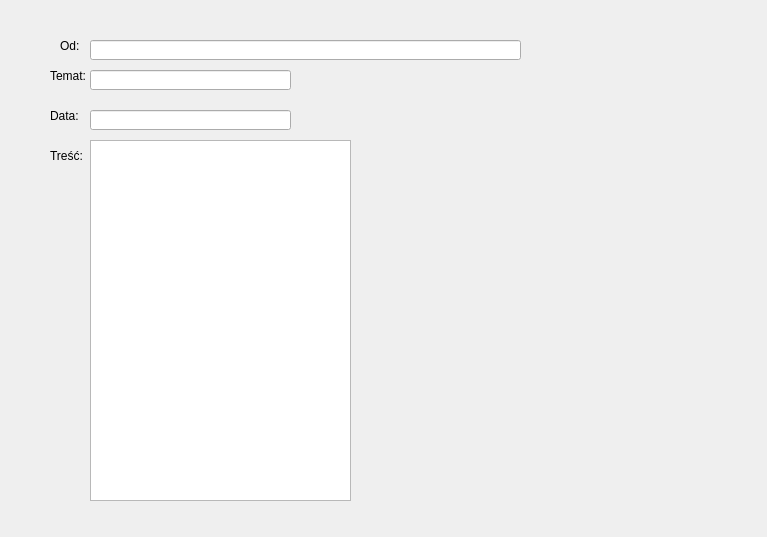
Above: mail.ui from mrenik/MailClient before the change. Below: the same form after it.
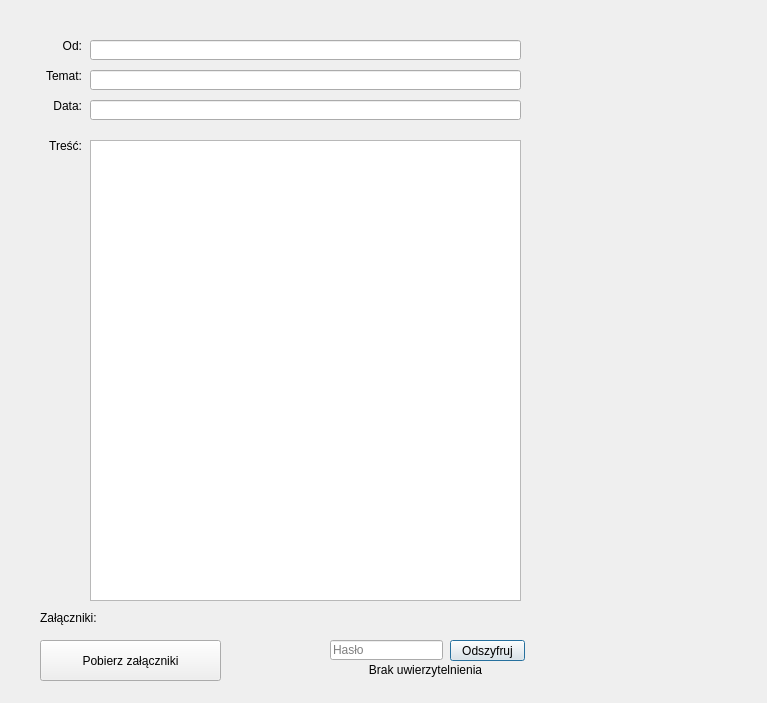
That is the form after the change.

```diff
--- a/mail.ui
+++ b/mail.ui
@@ -7,7 +7,7 @@
     <x>0</x>
     <y>0</y>
     <width>767</width>
-    <height>537</height>
+    <height>703</height>
    </rect>
   </property>
   <property name="windowTitle">
@@ -31,7 +31,7 @@
     <rect>
      <x>90</x>
      <y>70</y>
-     <width>201</width>
+     <width>431</width>
      <height>20</height>
     </rect>
    </property>
@@ -43,8 +43,8 @@
    <property name="geometry">
     <rect>
      <x>90</x>
-     <y>110</y>
-     <width>201</width>
+     <y>100</y>
+     <width>431</width>
      <height>20</height>
     </rect>
    </property>
@@ -57,8 +57,8 @@
     <rect>
      <x>90</x>
      <y>140</y>
-     <width>261</width>
-     <height>361</height>
+     <width>431</width>
+     <height>461</height>
     </rect>
    </property>
    <property name="readOnly">
@@ -68,7 +68,7 @@
   <widget class="QLabel" name="label">
    <property name="geometry">
     <rect>
-     <x>60</x>
+     <x>40</x>
      <y>40</y>
      <width>42</width>
      <height>12</height>
@@ -77,11 +77,14 @@
    <property name="text">
     <string>Od:</string>
    </property>
+   <property name="alignment">
+    <set>Qt::AlignRight|Qt::AlignTrailing|Qt::AlignVCenter</set>
+   </property>
   </widget>
   <widget class="QLabel" name="label_2">
    <property name="geometry">
     <rect>
-     <x>50</x>
+     <x>40</x>
      <y>70</y>
      <width>42</width>
      <height>12</height>
@@ -90,12 +93,15 @@
    <property name="text">
     <string>Temat:</string>
    </property>
+   <property name="alignment">
+    <set>Qt::AlignRight|Qt::AlignTrailing|Qt::AlignVCenter</set>
+   </property>
   </widget>
   <widget class="QLabel" name="label_3">
    <property name="geometry">
     <rect>
-     <x>50</x>
-     <y>110</y>
+     <x>40</x>
+     <y>100</y>
      <width>42</width>
      <height>12</height>
     </rect>
@@ -103,18 +109,95 @@
    <property name="text">
     <string>Data:</string>
    </property>
+   <property name="alignment">
+    <set>Qt::AlignRight|Qt::AlignTrailing|Qt::AlignVCenter</set>
+   </property>
   </widget>
   <widget class="QLabel" name="label_4">
    <property name="geometry">
     <rect>
-     <x>50</x>
-     <y>150</y>
+     <x>40</x>
+     <y>140</y>
      <width>42</width>
      <height>12</height>
     </rect>
    </property>
    <property name="text">
     <string>Treść:</string>
+   </property>
+   <property name="alignment">
+    <set>Qt::AlignRight|Qt::AlignTrailing|Qt::AlignVCenter</set>
+   </property>
+  </widget>
+  <widget class="QPushButton" name="decryptButton">
+   <property name="geometry">
+    <rect>
+     <x>450</x>
+     <y>640</y>
+     <width>75</width>
+     <height>21</height>
+    </rect>
+   </property>
+   <property name="text">
+    <string>Odszyfruj</string>
+   </property>
+  </widget>
+  <widget class="QLineEdit" name="decryptPasswordEdit">
+   <property name="geometry">
+    <rect>
+     <x>330</x>
+     <y>640</y>
+     <width>113</width>
+     <height>20</height>
+    </rect>
+   </property>
+   <property name="echoMode">
+    <enum>QLineEdit::Password</enum>
+   </property>
+   <property name="placeholderText">
+    <string>Hasło</string>
+   </property>
+  </widget>
+  <widget class="QLabel" name="verifyLabel">
+   <property name="geometry">
+    <rect>
+     <x>330</x>
+     <y>660</y>
+     <width>191</width>
+     <height>20</height>
+    </rect>
+   </property>
+   <property name="text">
+    <string>Brak uwierzytelnienia</string>
+   </property>
+   <property name="alignment">
+    <set>Qt::AlignCenter</set>
+   </property>
+  </widget>
+  <widget class="QPushButton" name="dowloadButton">
+   <property name="geometry">
+    <rect>
+     <x>40</x>
+     <y>640</y>
+     <width>181</width>
+     <height>41</height>
+    </rect>
+   </property>
+   <property name="text">
+    <string>Pobierz załączniki</string>
+   </property>
+  </widget>
+  <widget class="QLabel" name="attachmentLabel">
+   <property name="geometry">
+    <rect>
+     <x>40</x>
+     <y>610</y>
+     <width>601</width>
+     <height>16</height>
+    </rect>
+   </property>
+   <property name="text">
+    <string>Załączniki:</string>
    </property>
   </widget>
  </widget>
```
